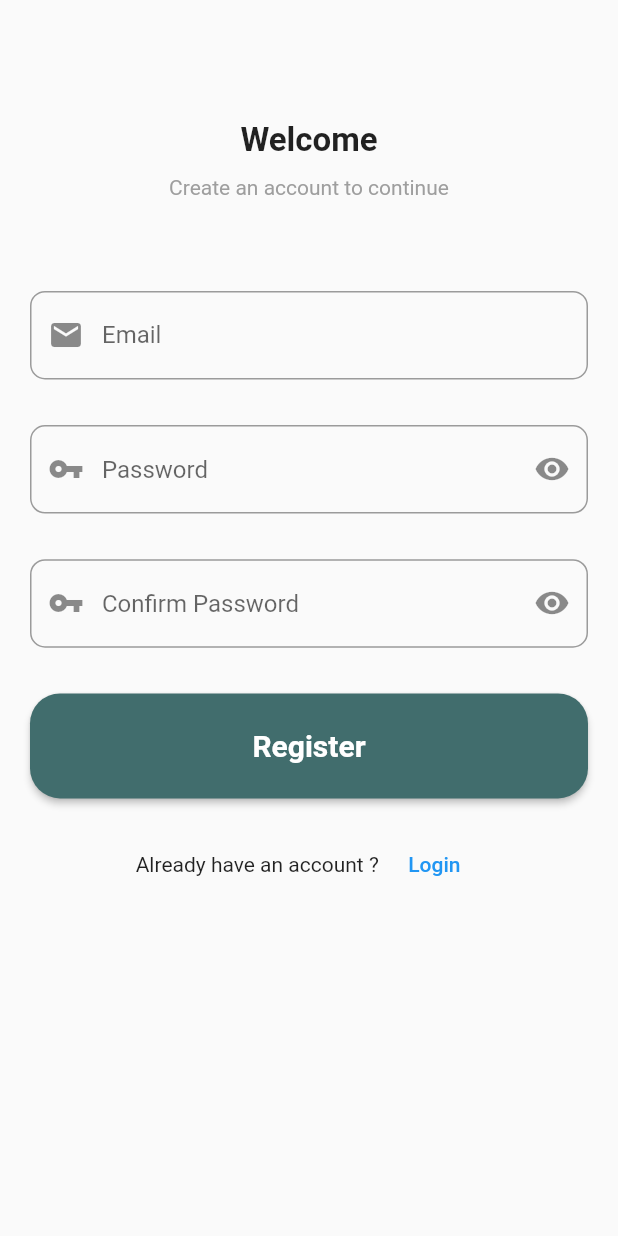
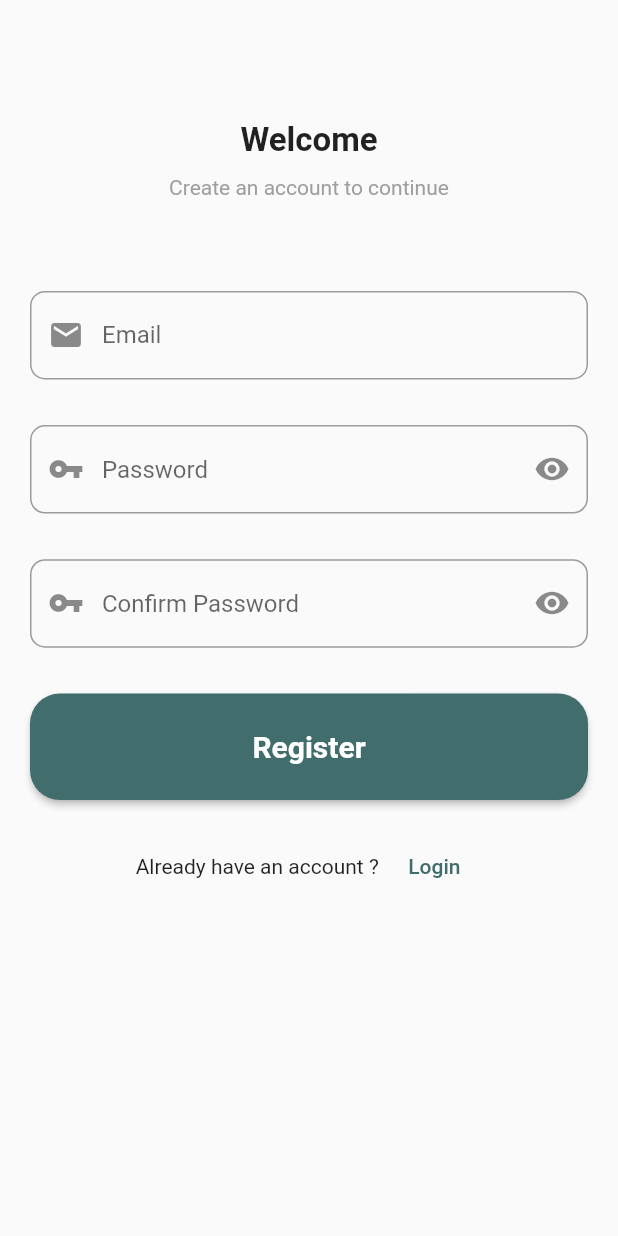
Before and after one commit to amineboujnah-dev/JEENISo-Store-App, a Flutter app: the screen it shows after launch, after a tap on "Login", after a tap on "Register", on a phone screen of 412 x 824 dp. Run offline on Flutter 3.47's test engine with Material 2 defaults, Android fonts, the phone set to English and light mode, and no system bars; our stand-ins replace cloud_firestore, email_validator, firebase_auth, firebase_core, firebase_storage, flutter_spinkit and 6 more; missing offline and left inert: dart:ffi; accounts and stored records are empty.

Commit message:
fixing primary color

```diff
--- a/lib/ui/screens/Authentication/widgets/login_widget.dart
+++ b/lib/ui/screens/Authentication/widgets/login_widget.dart
@@ -148,7 +148,7 @@ class _LoginState extends State<Login> {
                         }
                       }
                     },
-                    height: 70,
+                    height: p.getProportionateScreenHeight(70),
                     minWidth: loginProvider.isLoading ? null : double.infinity,
                     color: Theme.of(context).primaryColor,
                     textColor: Colors.white,
@@ -243,7 +243,11 @@ class _LoginState extends State<Login> {
                                     builder: (context) => Register()));
                           });
                         },
-                        child: Text(registerLabel),
+                        child: Text(
+                          registerLabel,
+                          style:
+                              TextStyle(color: Theme.of(context).primaryColor),
+                        ),
                       ),
                     ],
                   ),
--- a/lib/ui/screens/Authentication/widgets/register_widget.dart
+++ b/lib/ui/screens/Authentication/widgets/register_widget.dart
@@ -205,7 +205,7 @@ class _LoginState extends State<Register> {
                             _passwordController.text.trim());
                       }
                     },
-                    height: 70,
+                    height: p.getProportionateScreenHeight(70),
                     minWidth: loginProvider.isLoading ? null : double.infinity,
                     color: Theme.of(context).primaryColor,
                     textColor: Colors.white,
@@ -241,7 +241,11 @@ class _LoginState extends State<Register> {
                                 MaterialPageRoute(builder: (_) => Login()));
                           });
                         },
-                        child: Text(loginLabel),
+                        child: Text(
+                          loginLabel,
+                          style:
+                              TextStyle(color: Theme.of(context).primaryColor),
+                        ),
                       ),
                     ],
                   ),
--- a/lib/ui/screens/menu/widgets/menu_list_item.dart
+++ b/lib/ui/screens/menu/widgets/menu_list_item.dart
@@ -29,8 +29,7 @@ class MenuListItem extends StatelessWidget {
       child: Padding(
         padding: EdgeInsets.symmetric(
             vertical: sizeConfig.getProportionateScreenWidth(24),
-            horizontal: sizeConfig.getProportionateScreenWidth(20)
-        ),
+            horizontal: sizeConfig.getProportionateScreenWidth(20)),
         child: Row(
           children: <Widget>[
             if (menuItemModel?.menuItemIcon != null)
```
